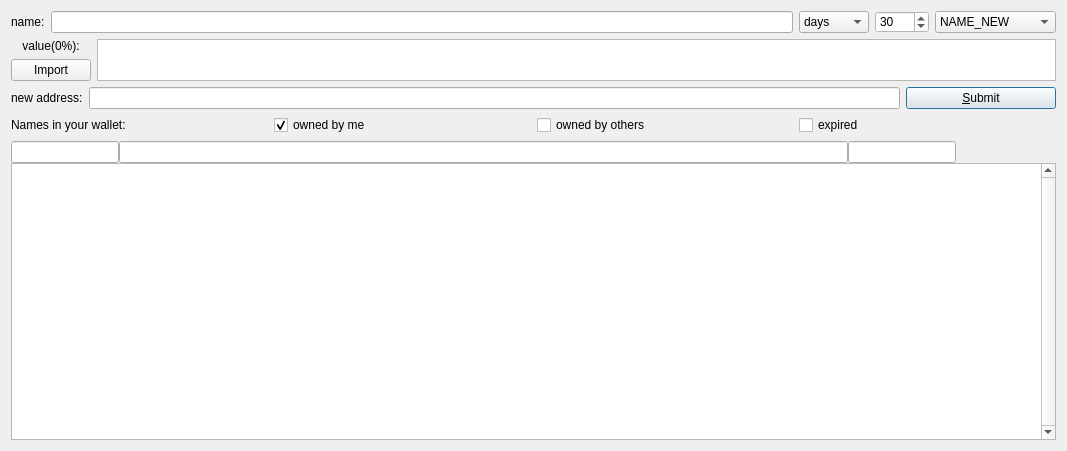
Old version of the form src/qt/forms/dnspage.ui in the repository duality-solutions/Sequence.
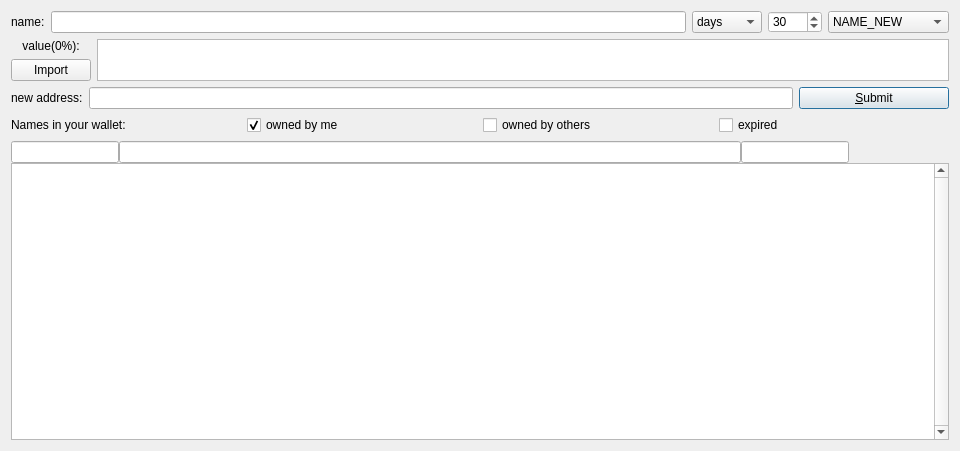
New version of the form. Icons and pictures are not drawn. Custom widgets are drawn as their Qt base class.

```diff
--- a/src/qt/forms/dnspage.ui
+++ b/src/qt/forms/dnspage.ui
@@ -6,7 +6,7 @@
    <rect>
     <x>0</x>
     <y>0</y>
-    <width>1067</width>
+    <width>960</width>
     <height>451</height>
    </rect>
   </property>
```
